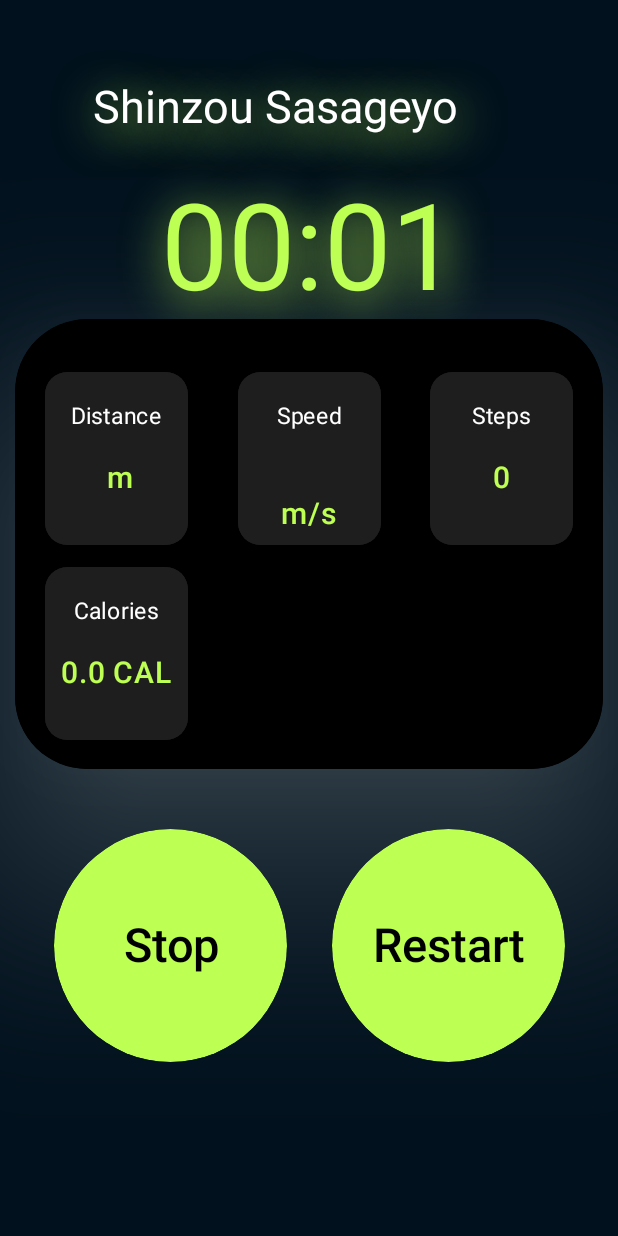
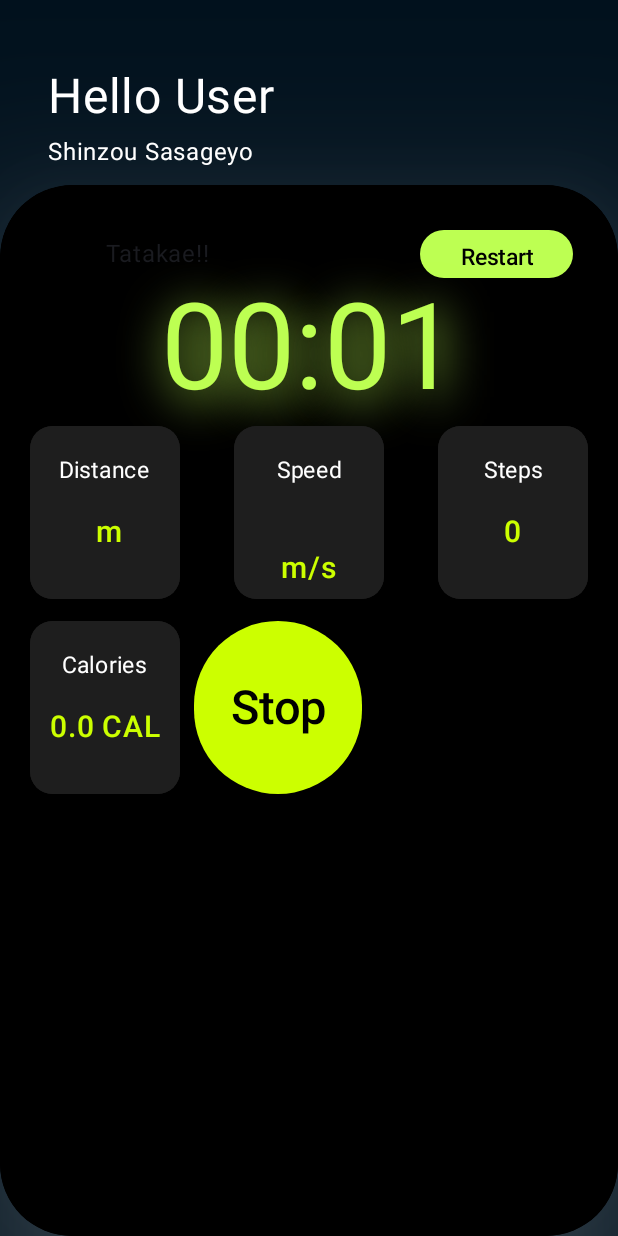
Before and after one commit to SagarAkolkar23/RunMate2, an Android app built with Jetpack Compose: the Congrats screen opened through its navigation route, on a phone screen of 412 x 824 dp. Run offline under Robolectric (Android 15) with nearby library versions, the phone set to English and light mode, and no system bars; our stand-ins replace livedata-compose.

Commit message:
Implemented new UI

```diff
--- a/app/src/main/java/com/example/runmate2/App/Congrats.kt
+++ b/app/src/main/java/com/example/runmate2/App/Congrats.kt
@@ -49,6 +49,7 @@ import androidx.compose.ui.graphics.Brush
 import androidx.compose.ui.graphics.Color
 import androidx.compose.ui.graphics.Shadow
 import androidx.compose.ui.layout.ModifierLocalBeyondBoundsLayout
+import androidx.compose.ui.modifier.modifierLocalMapOf
 import androidx.compose.ui.platform.LocalContext
 import androidx.compose.ui.res.colorResource
 import androidx.compose.ui.text.TextStyle
@@ -81,8 +82,6 @@ fun Congrats(navController: NavController, view : backview) {
     val context = LocalContext.current
     val viewModel : StepsView = viewModel(factory = stepsViewFact(context.applicationContext as Application))
     val stepCount by viewModel.stepCount.collectAsState()
-    Log.d("Steps", stepCount.toString())
-
     var calories by remember { mutableFloatStateOf(0.0F) }
 
     LaunchedEffect(stepCount) {
@@ -102,41 +101,22 @@ fun Congrats(navController: NavController, view : backview) {
             modifier = Modifier
                 .fillMaxWidth()
                 .wrapContentHeight()
-                .padding(top = 54.dp, start = 32.dp)
+                .padding(top = 35.dp, start = 32.dp)
         ) {
+            Spacer(modifier = Modifier.height(10.dp))
+            Text("Hello User",
+                modifier = Modifier ,
+                color = Color.White,
+                fontSize = 32.sp,)
+            Spacer(modifier = Modifier.height(5.dp))
+            Text("Shinzou Sasageyo",
+                modifier = Modifier,
+                fontSize = 16.sp,
+                color = Color.White)
+        }
+        Spacer(modifier = Modifier.height(10.dp))
 
-            Text("Shinzou Sasageyo",
-                modifier = Modifier
-                    .padding(start = 30.dp),
-                color = Color.White,
-                fontSize = 30.sp,
-                style = TextStyle(
-                    shadow = Shadow(
-                        color = colorResource(R.color.AppLime),
-                        offset = androidx.compose.ui.geometry.Offset(4f, 8f),
-                        blurRadius = 40f
-                    )
-                ))
-        }
-        Spacer(modifier = Modifier.height(30.dp))
 
-        Box(modifier = Modifier
-            .fillMaxWidth()
-            .wrapContentHeight(),
-            contentAlignment = Alignment.Center){
-            Text(
-                formattedTime,
-                fontSize = 80.sp,
-                color = colorResource(R.color.AppLime),
-                style = TextStyle(
-                    shadow = Shadow(
-                        color = colorResource(R.color.AppLime),
-                        offset = androidx.compose.ui.geometry.Offset(4f, 8f),
-                        blurRadius = 40f
-                    )
-                )
-            )
-        }
 
 
 
@@ -145,8 +125,7 @@ fun Congrats(navController: NavController, view : backview) {
             colors = androidx.compose.material3.CardDefaults.cardColors(containerColor = Color.Black),
             modifier = Modifier
                 .fillMaxWidth()
-                .height(300.dp)
-                .padding(start = 10.dp, end = 10.dp)
+                .wrapContentHeight()
                 .shadow(
                     elevation = 80.dp,
                     spotColor = Color.White,
@@ -163,6 +142,43 @@ fun Congrats(navController: NavController, view : backview) {
                     .fillMaxSize()
             ) {
                 Spacer(modifier = Modifier.height(30.dp))
+                Row(horizontalArrangement = Arrangement.End,
+                    verticalAlignment = Alignment.CenterVertically,
+                    modifier = Modifier.fillMaxWidth()){
+                    Text("Tatakae!!",
+                        modifier = Modifier.padding(end = 140.dp))
+                    Button(onClick = { view.resetTimer()
+                        viewModel.resetSteps() },
+                        colors = androidx.compose.material3.ButtonDefaults.buttonColors(containerColor = colorResource(R.color.AppLime)),
+                        modifier = Modifier
+                            .width(132.dp)
+                            .height(32.dp)
+                            .padding(end = 30.dp)){
+                        Text(
+                            "Restart",
+                            fontSize = 15.sp,
+                            color = Color.Black,
+                            textAlign = TextAlign.Center,
+                        )
+                    }
+                }
+                Box(modifier = Modifier
+                    .fillMaxWidth()
+                    .wrapContentHeight(),
+                    contentAlignment = Alignment.Center){
+                    Text(
+                        formattedTime,
+                        fontSize = 80.sp,
+                        color = colorResource(R.color.AppLime),
+                        style = TextStyle(
+                            shadow = Shadow(
+                                color = colorResource(R.color.AppLime),
+                                offset = androidx.compose.ui.geometry.Offset(4f, 8f),
+                                blurRadius = 40f
+                            )
+                        )
+                    )
+                }
                 Row(
                     modifier = Modifier
                         .fillMaxWidth()
@@ -186,45 +202,24 @@ fun Congrats(navController: NavController, view : backview) {
                 {
                     Cards2("Calories", "$calories CAL")
                     Spacer(modifier = Modifier.width(9.dp))
+                    Button(onClick = { view.stopTimer()
+                        navController.navigate("During/$formattedTime/$stepCount/$calories") },
+                        colors = androidx.compose.material3.ButtonDefaults.buttonColors(containerColor  = Color(0xFFCCFF00)),
+                        modifier = Modifier
+                            .height(115.dp)){
+                        Text(
+                            "Stop",
+                            fontSize = 31.sp,
+                            color = Color.Black,
+                            textAlign = TextAlign.Center,
+                        )
+                    }
                 }
                 Spacer(modifier = Modifier.height(30.dp))
+
             }
         }
-        Spacer(modifier = Modifier.height(40.dp))
-        Box(contentAlignment = Alignment.Center,
-            modifier = Modifier
-                .fillMaxWidth())
-        {
-            Row {
-                Button(onClick = { view.stopTimer()
-                    navController.navigate("During/$formattedTime/$stepCount/$calories") },
-                    colors = androidx.compose.material3.ButtonDefaults.buttonColors(containerColor = colorResource(R.color.AppLime)),
-                    modifier = Modifier
-                        .size(155.dp)
-                        .clip(shape = RoundedCornerShape(95.dp))){
-                    Text(
-                        "Stop",
-                        fontSize = 31.sp,
-                        color = Color.Black,
-                        textAlign = TextAlign.Center,
-                    )
-                }
-                val context = LocalContext.current
-                Spacer(modifier = Modifier.width(30.dp))
-                Button(onClick = { view.resetTimer() },
-                    colors = androidx.compose.material3.ButtonDefaults.buttonColors(containerColor = colorResource(R.color.AppLime)),
-                    modifier = Modifier
-                        .size(155.dp)
-                        .clip(shape = RoundedCornerShape(95.dp))){
-                    Text(
-                        "Restart",
-                        fontSize = 31.sp,
-                        color = Color.Black,
-                        textAlign = TextAlign.Center,
-                    )
-                }
-            }
-        }
+
     }
 }
 
@@ -235,7 +230,7 @@ fun Cards2(text : String, data : String){
         shape = RoundedCornerShape(size = 15.dp),
         colors = androidx.compose.material3.CardDefaults.cardColors(containerColor = Color(0xFF1E1E1E)),
         modifier = Modifier
-            .width(95.dp)
+            .width(100.dp)
             .height(115.dp)
             .background(
                 color = Color(0xFF1E1E1E),
@@ -251,7 +246,7 @@ fun Cards2(text : String, data : String){
                 .padding(top = 17.dp))
         Text(data,
             fontSize = 20.sp,
-            color = colorResource(R.color.AppLime),
+            color = Color(0xFFCCFF00),
             fontWeight = FontWeight(600),
             modifier = Modifier
                 .padding(top = 17.dp)
--- a/app/src/main/java/com/example/runmate2/Backend/StepsView.kt
+++ b/app/src/main/java/com/example/runmate2/Backend/StepsView.kt
@@ -42,4 +42,8 @@ class StepsView(application: Application) : AndroidViewModel(application) {
         super.onCleared()
         sensormanager.unregisterListener(stepListener)
     }
+
+     fun resetSteps(){
+        _stepCounter.value = 0
+    }
 }
--- a/app/src/main/java/com/example/runmate2/Navigations/AppNav.kt
+++ b/app/src/main/java/com/example/runmate2/Navigations/AppNav.kt
@@ -1,8 +1,5 @@
 package com.example.runmate2.Navigations
 
-import android.app.Application
-import androidx.compose.ui.Modifier
-import androidx.compose.ui.platform.LocalContext
 import androidx.navigation.NavController
 import androidx.navigation.NavGraphBuilder
 import androidx.navigation.compose.composable
@@ -22,11 +19,10 @@ fun NavGraphBuilder.AppNav(navController: NavController){
             val time = backStackEntry.arguments?.getString("time")?: "00:00"
             val steps = backStackEntry.arguments?.getString("steps")?: "0"
             val calories = backStackEntry.arguments?.getString("calories")?: "0 CAL"
-            During(navController, view = backview(), time = time, steps = steps, calories = calories)
+            During(navController, view = backview(), time = time, steps = steps, calories = calories, authViewModel = AuthViewModel())
         }
         composable("Congrats"){
             Congrats(navController, backview())
         }
     }
-
 }
```
Also changed, not shown: app/src/main/java/com/example/runmate2/App/During.kt (+74 -51 lines).
